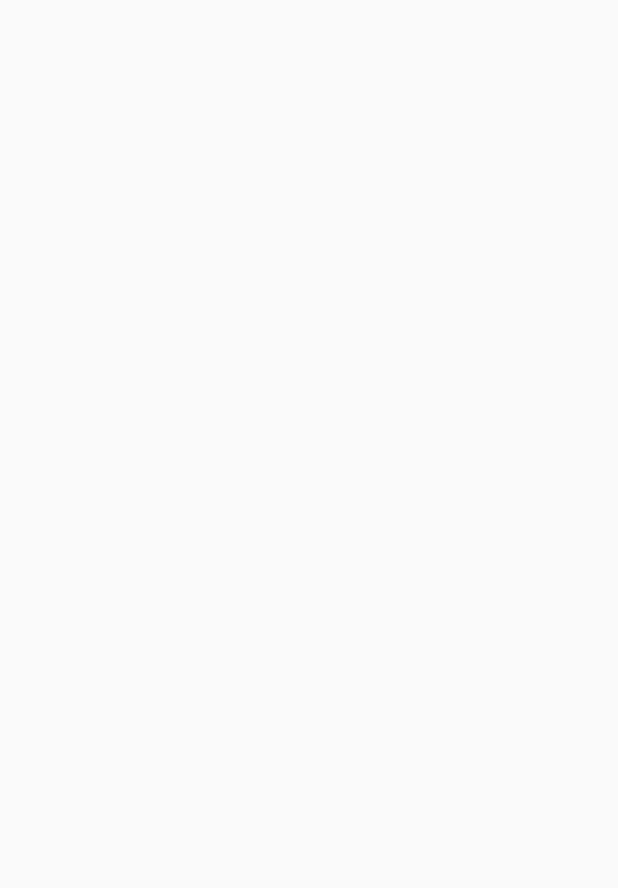
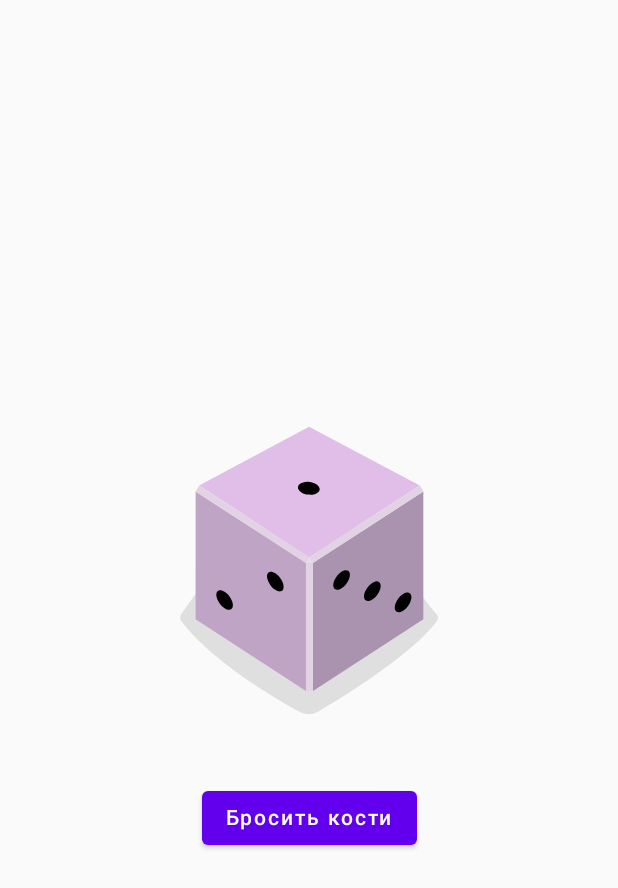
Before and after one commit to postal398/DiceRollerApp, an Android app built with Jetpack Compose: the screen it shows after launch (MainActivity), on a phone screen of 412 x 824 dp. Before the commit the part shown is empty. Shown: the top 888 px of the screen. Run offline under Robolectric (Android 15) with nearby library versions, the phone set to English and light mode, and no system bars.

Commit message:
app complete

```diff
--- a/app/src/main/java/com/example/dice_roller/MainActivity.kt
+++ b/app/src/main/java/com/example/dice_roller/MainActivity.kt
@@ -2,15 +2,19 @@ package com.example.dice_roller
 import android.os.Bundle
 import androidx.activity.ComponentActivity
 import androidx.activity.compose.setContent
-import androidx.compose.foundation.layout.fillMaxSize
-import androidx.compose.foundation.layout.wrapContentSize
+import androidx.compose.foundation.Image
+import androidx.compose.foundation.layout.*
+import androidx.compose.material.Button
 import androidx.compose.material.MaterialTheme
 import androidx.compose.material.Surface
 import androidx.compose.material.Text
-import androidx.compose.runtime.Composable
+import androidx.compose.runtime.*
 import androidx.compose.ui.Alignment
 import androidx.compose.ui.Modifier
+import androidx.compose.ui.res.painterResource
+import androidx.compose.ui.res.stringResource
 import androidx.compose.ui.tooling.preview.Preview
+import androidx.compose.ui.unit.dp
 import com.example.dice_roller.ui.theme.DiceRollerTheme
 
 class MainActivity : ComponentActivity() {
@@ -19,10 +23,7 @@ class MainActivity : ComponentActivity() {
         setContent {
             DiceRollerTheme {
                 // A surface container using the 'background' color from the theme
-                DiceWithButtonAndImage(modifier = Modifier
-                    .fillMaxSize()
-                    .wrapContentSize(Alignment.Center)
-                )
+                DiceRollerApp()
         }
     }
 }
@@ -30,11 +31,33 @@ class MainActivity : ComponentActivity() {
     @Preview
     @Composable
     fun DiceRollerApp() {
-    DiceWithButtonAndImage()
+        DiceWithButtonAndImage(modifier = Modifier
+            .fillMaxSize()
+            .wrapContentSize(Alignment.Center))
     }
 
     @Composable
     fun DiceWithButtonAndImage(modifier: Modifier = Modifier) {
-    print("hey")}
+        var result by remember { mutableStateOf(1) }
+        val imageResource = when (result) {
+            1 -> R.drawable.dice_1
+            2 -> R.drawable.dice_2
+            3 -> R.drawable.dice_3
+            4 -> R.drawable.dice_4
+            5 -> R.drawable.dice_5
+            else -> R.drawable.dice_6
+        }
+        Column(
+            modifier = modifier,
+            horizontalAlignment = Alignment.CenterHorizontally
+        ) {
+            Image(painter = painterResource(imageResource), contentDescription = result.toString())
+            Spacer(modifier = Modifier.height(16.dp))
+            Button(onClick = { result = (1..6).random() }) {
+                Text(stringResource(R.string.roll))
+        }
+    }//Column end
+
 
     }
+}
--- /dev/null
+++ b/app/src/main/res/drawable/dice_1.xml
@@ -0,0 +1,66 @@
+<!--
+  ~ Copyright 2022, The Android Open Source Project
+  ~
+  ~ Licensed under the Apache License, Version 2.0 (the "License");
+  ~ you may not use this file except in compliance with the License.
+  ~ You may obtain a copy of the License at
+  ~
+  ~     http://www.apache.org/licenses/LICENSE-2.0
+  ~
+  ~ Unless required by applicable law or agreed to in writing, software
+  ~ distributed under the License is distributed on an "AS IS" BASIS,
+  ~ WITHOUT WARRANTIES OR CONDITIONS OF ANY KIND, either express or implied.
+  ~ See the License for the specific language governing permissions and
+  ~ limitations under the License.
+  -->
+
+<vector xmlns:android="http://schemas.android.com/apk/res/android"
+    android:width="200dp"
+    android:height="250dp"
+    android:viewportWidth="800"
+    android:viewportHeight="1000">
+    <path
+        android:fillAlpha="0.5"
+        android:fillColor="#C5C4C4"
+        android:pathData="M740.8,635.42c-68.27,90.47 -249.77,201.76 -316,240.63a50.7,50.7 0,0 1,-49.93 0.81c-64.19,-35 -234.09,-133.88 -315.65,-242a14.69,14.69 0,0 1,-0.12 -17.49c77.58,-106.29 159.67,-258.89 341.06,-258.89 182,0 242.19,139.08 340.27,258.88A14.62,14.62 0,0 1,740.8 635.42Z"
+        android:strokeAlpha="0.5" />
+    <path
+        android:fillColor="#AA93AE"
+        android:pathData="M704.9,630l-294.29,191.06l0,-340.85l294.29,-191.06l0,340.85z" />
+    <path
+        android:fillColor="#C0A4C5"
+        android:pathData="M97.59,630l294.29,191.06l0,-340.85l-294.29,-191.06l0,340.85z" />
+    <path
+        android:fillColor="#E1BEE7"
+        android:pathData="M400.14,464.73l-293.19,-191.45l293.19,-156.31l295.39,156.31l-295.39,191.45z" />
+    <path
+        android:fillColor="#E2D3E4"
+        android:pathData="M106.95,273.28l-9.36,15.87l294.29,191.06l8.26,-15.48l-293.19,-191.45z" />
+    <path
+        android:fillColor="#E2D3E4"
+        android:pathData="M695.53,273.28l9.37,15.87l-294.29,191.06l-10.47,-15.48l295.39,-191.45z" />
+    <path
+        android:fillColor="#E2D3E4"
+        android:pathData="M391.88,480.21h18.73v340.85h-18.73z" />
+    <path
+        android:fillColor="#E7DCE8"
+        android:pathData="M400.14,464.73l-8.26,15.48l18.73,0l-10.47,-15.48z" />
+    <path
+        android:fillColor="#000000"
+        android:pathData="M397.45,297.62a16.9,28.71 97.07,1 0,4.16 -33.54a16.9,28.71 97.07,1 0,-4.16 33.54z" />
+    <path
+        android:fillColor="#000000"
+        android:pathData="M297.17,539.02a30.12,16.11 53.82,1 0,26.01 -19.02a30.12,16.11 53.82,1 0,-26.01 19.02z" />
+    <path
+        android:fillColor="#000000"
+        android:pathData="M161.96,588.24a30.12,16.11 53.82,1 0,26.01 -19.02a30.12,16.11 53.82,1 0,-26.01 19.02z" />
+    <path
+        android:fillColor="#000000"
+        android:pathData="M551.15,579.45a30.12,16.11 126.18,1 0,35.56 -48.62a30.12,16.11 126.18,1 0,-35.56 48.62z" />
+    <path
+        android:fillColor="#000000"
+        android:pathData="M469.12,549.58a30.12,16.11 126.18,1 0,35.56 -48.62a30.12,16.11 126.18,1 0,-35.56 48.62z" />
+    <path
+        android:fillColor="#000000"
+        android:pathData="M633.17,609.29a30.12,16.11 126.18,1 0,35.56 -48.62a30.12,16.11 126.18,1 0,-35.56 48.62z" />
+</vector>
--- /dev/null
+++ b/app/src/main/res/drawable/dice_2.xml
@@ -0,0 +1,66 @@
+<!--
+  ~ Copyright 2022, The Android Open Source Project
+  ~
+  ~ Licensed under the Apache License, Version 2.0 (the "License");
+  ~ you may not use this file except in compliance with the License.
+  ~ You may obtain a copy of the License at
+  ~
+  ~     http://www.apache.org/licenses/LICENSE-2.0
+  ~
+  ~ Unless required by applicable law or agreed to in writing, software
+  ~ distributed under the License is distributed on an "AS IS" BASIS,
+  ~ WITHOUT WARRANTIES OR CONDITIONS OF ANY KIND, either express or implied.
+  ~ See the License for the specific language governing permissions and
+  ~ limitations under the License.
+  -->
+
+<vector xmlns:android="http://schemas.android.com/apk/res/android"
+    android:width="200dp"
+    android:height="250dp"
+    android:viewportWidth="800"
+    android:viewportHeight="1000">
+    <path
+        android:fillAlpha="0.5"
+        android:fillColor="#C5C4C4"
+        android:pathData="M740.8,635.42c-68.27,90.47 -249.77,201.76 -316,240.63a50.7,50.7 0,0 1,-49.93 0.81c-64.19,-35 -234.09,-133.88 -315.65,-242a14.69,14.69 0,0 1,-0.12 -17.49c77.58,-106.29 159.67,-258.89 341.06,-258.89 182,0 242.19,139.08 340.27,258.88A14.62,14.62 0,0 1,740.8 635.42Z"
+        android:strokeAlpha="0.5" />
+    <path
+        android:fillColor="#AA93AE"
+        android:pathData="M704.9,630l-294.29,191.06l0,-340.85l294.29,-191.06l0,340.85z" />
+    <path
+        android:fillColor="#C0A4C5"
+        android:pathData="M97.59,630l294.29,191.06l0,-340.85l-294.29,-191.06l0,340.85z" />
+    <path
+        android:fillColor="#E1BEE7"
+        android:pathData="M400.14,464.73l-293.19,-191.45l293.19,-156.31l295.39,156.31l-295.39,191.45z" />
+    <path
+        android:fillColor="#E2D3E4"
+        android:pathData="M106.95,273.28l-9.36,15.87l294.29,191.06l8.26,-15.48l-293.19,-191.45z" />
+    <path
+        android:fillColor="#E2D3E4"
+        android:pathData="M695.53,273.28l9.37,15.87l-294.29,191.06l-10.47,-15.48l295.39,-191.45z" />
+    <path
+        android:fillColor="#E2D3E4"
+        android:pathData="M391.88,480.21h18.73v340.85h-18.73z" />
+    <path
+        android:fillColor="#E7DCE8"
+        android:pathData="M400.14,464.73l-8.26,15.48l18.73,0l-10.47,-15.48z" />
+    <path
+        android:fillColor="#000000"
+        android:pathData="M520.85,303.25a16.9,28.71 97.07,1 0,4.16 -33.54a16.9,28.71 97.07,1 0,-4.16 33.54z" />
+    <path
+        android:fillColor="#000000"
+        android:pathData="M273.33,291.99a16.9,28.71 97.07,1 0,4.16 -33.54a16.9,28.71 97.07,1 0,-4.16 33.54z" />
+    <path
+        android:fillColor="#000000"
+        android:pathData="M229.56,563.64a30.12,16.11 53.82,1 0,26.01 -19.02a30.12,16.11 53.82,1 0,-26.01 19.02z" />
+    <path
+        android:fillColor="#000000"
+        android:pathData="M311.58,533.77a30.12,16.11 53.82,1 0,26.01 -19.02a30.12,16.11 53.82,1 0,-26.01 19.02z" />
+    <path
+        android:fillColor="#000000"
+        android:pathData="M147.54,593.49a30.12,16.11 53.82,1 0,26.01 -19.02a30.12,16.11 53.82,1 0,-26.01 19.02z" />
+    <path
+        android:fillColor="#000000"
+        android:pathData="M551.15,579.45a30.12,16.11 126.18,1 0,35.56 -48.62a30.12,16.11 126.18,1 0,-35.56 48.62z" />
+</vector>
--- /dev/null
+++ b/app/src/main/res/drawable/dice_3.xml
@@ -0,0 +1,66 @@
+<!--
+  ~ Copyright 2022, The Android Open Source Project
+  ~
+  ~ Licensed under the Apache License, Version 2.0 (the "License");
+  ~ you may not use this file except in compliance with the License.
+  ~ You may obtain a copy of the License at
+  ~
+  ~     http://www.apache.org/licenses/LICENSE-2.0
+  ~
+  ~ Unless required by applicable law or agreed to in writing, software
+  ~ distributed under the License is distributed on an "AS IS" BASIS,
+  ~ WITHOUT WARRANTIES OR CONDITIONS OF ANY KIND, either express or implied.
+  ~ See the License for the specific language governing permissions and
+  ~ limitations under the License.
+  -->
+
+<vector xmlns:android="http://schemas.android.com/apk/res/android"
+    android:width="200dp"
+    android:height="250dp"
+    android:viewportWidth="800"
+    android:viewportHeight="1000">
+    <path
+        android:fillAlpha="0.5"
+        android:fillColor="#C5C4C4"
+        android:pathData="M740.8,635.42c-68.27,90.47 -249.77,201.76 -316,240.63a50.7,50.7 0,0 1,-49.93 0.81c-64.19,-35 -234.09,-133.88 -315.65,-242a14.69,14.69 0,0 1,-0.12 -17.49c77.58,-106.29 159.67,-258.89 341.06,-258.89 182,0 242.19,139.08 340.27,258.88A14.62,14.62 0,0 1,740.8 635.42Z"
+        android:strokeAlpha="0.5" />
+    <path
+        android:fillColor="#AA93AE"
+        android:pathData="M704.9,630l-294.29,191.06l0,-340.85l294.29,-191.06l0,340.85z" />
+    <path
+        android:fillColor="#C0A4C5"
+        android:pathData="M97.59,630l294.29,191.06l0,-340.85l-294.29,-191.06l0,340.85z" />
+    <path
+        android:fillColor="#E1BEE7"
+        android:pathData="M400.14,464.73l-293.19,-191.45l293.19,-156.31l295.39,156.31l-295.39,191.45z" />
+    <path
+        android:fillColor="#E2D3E4"
+        android:pathData="M106.95,273.28l-9.36,15.87l294.29,191.06l8.26,-15.48l-293.19,-191.45z" />
+    <path
+        android:fillColor="#E2D3E4"
+        android:pathData="M695.53,273.28l9.37,15.87l-294.29,191.06l-10.47,-15.48l295.39,-191.45z" />
+    <path
+        android:fillColor="#E2D3E4"
+        android:pathData="M391.88,480.21h18.73v340.85h-18.73z" />
+    <path
+        android:fillColor="#E7DCE8"
+        android:pathData="M400.14,464.73l-8.26,15.48l18.73,0l-10.47,-15.48z" />
+    <path
+        android:fillColor="#000000"
+        android:pathData="M398.11,297.62a16.9,28.71 97.07,1 0,4.16 -33.54a16.9,28.71 97.07,1 0,-4.16 33.54z" />
+    <path
+        android:fillColor="#000000"
+        android:pathData="M548.27,304.46a16.9,28.71 97.07,1 0,4.16 -33.54a16.9,28.71 97.07,1 0,-4.16 33.54z" />
+    <path
+        android:fillColor="#000000"
+        android:pathData="M247.95,290.79a16.9,28.71 97.07,1 0,4.16 -33.54a16.9,28.71 97.07,1 0,-4.16 33.54z" />
+    <path
+        android:fillColor="#000000"
+        android:pathData="M229.56,563.64a30.12,16.11 53.82,1 0,26.01 -19.02a30.12,16.11 53.82,1 0,-26.01 19.02z" />
+    <path
+        android:fillColor="#000000"
+        android:pathData="M483.54,554.83a30.12,16.11 126.18,1 0,35.56 -48.62a30.12,16.11 126.18,1 0,-35.56 48.62z" />
+    <path
+        android:fillColor="#000000"
+        android:pathData="M618.75,604.04a30.12,16.11 126.18,1 0,35.56 -48.62a30.12,16.11 126.18,1 0,-35.56 48.62z" />
+</vector>
--- /dev/null
+++ b/app/src/main/res/drawable/dice_4.xml
@@ -0,0 +1,69 @@
+<!--
+  ~ Copyright 2022, The Android Open Source Project
+  ~
+  ~ Licensed under the Apache License, Version 2.0 (the "License");
+  ~ you may not use this file except in compliance with the License.
+  ~ You may obtain a copy of the License at
+  ~
+  ~     http://www.apache.org/licenses/LICENSE-2.0
+  ~
+  ~ Unless required by applicable law or agreed to in writing, software
+  ~ distributed under the License is distributed on an "AS IS" BASIS,
+  ~ WITHOUT WARRANTIES OR CONDITIONS OF ANY KIND, either express or implied.
+  ~ See the License for the specific language governing permissions and
+  ~ limitations under the License.
+  -->
+
+<vector xmlns:android="http://schemas.android.com/apk/res/android"
+    android:width="200dp"
+    android:height="250dp"
+    android:viewportWidth="800"
+    android:viewportHeight="1000">
+    <path
+        android:fillAlpha="0.5"
+        android:fillColor="#C5C4C4"
+        android:pathData="M740.8,635.42c-68.27,90.47 -249.77,201.76 -316,240.63a50.7,50.7 0,0 1,-49.93 0.81c-64.19,-35 -234.09,-133.88 -315.65,-242a14.69,14.69 0,0 1,-0.12 -17.49c77.58,-106.29 159.67,-258.89 341.06,-258.89 182,0 242.19,139.08 340.27,258.88A14.62,14.62 0,0 1,740.8 635.42Z"
+        android:strokeAlpha="0.5" />
+    <path
+        android:fillColor="#AA93AE"
+        android:pathData="M704.9,630l-294.29,191.06l0,-340.85l294.29,-191.06l0,340.85z" />
+    <path
+        android:fillColor="#C0A4C5"
+        android:pathData="M97.59,630l294.29,191.06l0,-340.85l-294.29,-191.06l0,340.85z" />
+    <path
+        android:fillColor="#E1BEE7"
+        android:pathData="M400.14,464.73l-293.19,-191.45l293.19,-156.31l295.39,156.31l-295.39,191.45z" />
+    <path
+        android:fillColor="#E2D3E4"
+        android:pathData="M106.95,273.28l-9.36,15.87l294.29,191.06l8.26,-15.48l-293.19,-191.45z" />
+    <path
+        android:fillColor="#E2D3E4"
+        android:pathData="M695.53,273.28l9.37,15.87l-294.29,191.06l-10.47,-15.48l295.39,-191.45z" />
+    <path
+        android:fillColor="#E2D3E4"
+        android:pathData="M391.88,480.21h18.73v340.85h-18.73z" />
+    <path
+        android:fillColor="#E7DCE8"
+        android:pathData="M400.14,464.73l-8.26,15.48l18.73,0l-10.47,-15.48z" />
+    <path
+        android:fillColor="#000000"
+        android:pathData="M530.08,303.65a16.9,28.71 97.07,1 0,4.16 -33.54a16.9,28.71 97.07,1 0,-4.16 33.54z" />
+    <path
+        android:fillColor="#000000"
+        android:pathData="M389.68,218.17a16.9,28.71 97.07,1 0,4.16 -33.54a16.9,28.71 97.07,1 0,-4.16 33.54z" />
+    <path
+        android:fillColor="#000000"
+        android:pathData="M405.35,377.09a16.9,28.71 97.07,1 0,4.16 -33.54a16.9,28.71 97.07,1 0,-4.16 33.54z" />
+    <path
+        android:fillColor="#000000"
+        android:pathData="M264.95,291.6a16.9,28.71 97.07,1 0,4.16 -33.54a16.9,28.71 97.07,1 0,-4.16 33.54z" />
+    <path
+        android:fillColor="#000000"
+        android:pathData="M297.17,541.59a30.12,16.11 53.82,1 0,26.01 -19.02a30.12,16.11 53.82,1 0,-26.01 19.02z" />
+    <path
+        android:fillColor="#000000"
+        android:pathData="M161.96,590.81a30.12,16.11 53.82,1 0,26.01 -19.02a30.12,16.11 53.82,1 0,-26.01 19.02z" />
+    <path
+        android:fillColor="#000000"
+        android:pathData="M551.15,579.45a30.12,16.11 126.18,1 0,35.56 -48.62a30.12,16.11 126.18,1 0,-35.56 48.62z" />
+</vector>
--- /dev/null
+++ b/app/src/main/res/drawable/dice_5.xml
@@ -0,0 +1,75 @@
+<!--
+  ~ Copyright 2022, The Android Open Source Project
+  ~
+  ~ Licensed under the Apache License, Version 2.0 (the "License");
+  ~ you may not use this file except in compliance with the License.
+  ~ You may obtain a copy of the License at
+  ~
+  ~     http://www.apache.org/licenses/LICENSE-2.0
+  ~
+  ~ Unless required by applicable law or agreed to in writing, software
+  ~ distributed under the License is distributed on an "AS IS" BASIS,
+  ~ WITHOUT WARRANTIES OR CONDITIONS OF ANY KIND, either express or implied.
+  ~ See the License for the specific language governing permissions and
+  ~ limitations under the License.
+  -->
+
+<vector xmlns:android="http://schemas.android.com/apk/res/android"
+    android:width="200dp"
+    android:height="250dp"
+    android:viewportWidth="800"
+    android:viewportHeight="1000">
+    <path
+        android:fillAlpha="0.5"
+        android:fillColor="#C5C4C4"
+        android:pathData="M740.8,635.42c-68.27,90.47 -249.77,201.76 -316,240.63a50.7,50.7 0,0 1,-49.93 0.81c-64.19,-35 -234.09,-133.88 -315.65,-242a14.69,14.69 0,0 1,-0.12 -17.49c77.58,-106.29 159.67,-258.89 341.06,-258.89 182,0 242.19,139.08 340.27,258.88A14.62,14.62 0,0 1,740.8 635.42Z"
+        android:strokeAlpha="0.5" />
+    <path
+        android:fillColor="#AA93AE"
+        android:pathData="M704.9,630l-294.29,191.06l0,-340.85l294.29,-191.06l0,340.85z" />
+    <path
+        android:fillColor="#C0A4C5"
+        android:pathData="M97.59,630l294.29,191.06l0,-340.85l-294.29,-191.06l0,340.85z" />
+    <path
+        android:fillColor="#E1BEE7"
+        android:pathData="M400.14,464.73l-293.19,-191.45l293.19,-156.31l295.39,156.31l-295.39,191.45z" />
+    <path
+        android:fillColor="#E2D3E4"
+        android:pathData="M106.95,273.28l-9.36,15.87l294.29,191.06l8.26,-15.48l-293.19,-191.45z" />
+    <path
+        android:fillColor="#E2D3E4"
+        android:pathData="M695.53,273.28l9.37,15.87l-294.29,191.06l-10.47,-15.48l295.39,-191.45z" />
+    <path
+        android:fillColor="#E2D3E4"
+        android:pathData="M391.88,480.21h18.73v340.85h-18.73z" />
+    <path
+        android:fillColor="#E7DCE8"
+        android:pathData="M400.14,464.73l-8.26,15.48l18.73,0l-10.47,-15.48z" />
+    <path
+        android:fillColor="#000000"
+        android:pathData="M397.05,297.63a16.9,28.71 97.07,1 0,4.16 -33.54a16.9,28.71 97.07,1 0,-4.16 33.54z" />
+    <path
+        android:fillColor="#000000"
+        android:pathData="M547.21,304.45a16.9,28.71 97.07,1 0,4.16 -33.54a16.9,28.71 97.07,1 0,-4.16 33.54z" />
+    <path
+        android:fillColor="#000000"
+        android:pathData="M388.17,207.62a16.9,28.71 97.07,1 0,4.16 -33.54a16.9,28.71 97.07,1 0,-4.16 33.54z" />
+    <path
+        android:fillColor="#000000"
+        android:pathData="M405.93,387.62a16.9,28.71 97.07,1 0,4.16 -33.54a16.9,28.71 97.07,1 0,-4.16 33.54z" />
+    <path
+        android:fillColor="#000000"
+        android:pathData="M246.89,290.79a16.9,28.71 97.07,1 0,4.16 -33.54a16.9,28.71 97.07,1 0,-4.16 33.54z" />
+    <path
+        android:fillColor="#000000"
+        android:pathData="M229.56,563.64a30.12,16.11 53.82,1 0,26.01 -19.02a30.12,16.11 53.82,1 0,-26.01 19.02z" />
+    <path
+        android:fillColor="#000000"
+        android:pathData="M551.15,579.45a30.12,16.11 126.18,1 0,35.56 -48.62a30.12,16.11 126.18,1 0,-35.56 48.62z" />
+    <path
+        android:fillColor="#000000"
+        android:pathData="M469.12,549.58a30.12,16.11 126.18,1 0,35.56 -48.62a30.12,16.11 126.18,1 0,-35.56 48.62z" />
+    <path
+        android:fillColor="#000000"
+        android:pathData="M633.17,609.29a30.12,16.11 126.18,1 0,35.56 -48.62a30.12,16.11 126.18,1 0,-35.56 48.62z" />
+</vector>
--- /dev/null
+++ b/app/src/main/res/drawable/dice_6.xml
@@ -0,0 +1,81 @@
+<!--
+  ~ Copyright 2022, The Android Open Source Project
+  ~
+  ~ Licensed under the Apache License, Version 2.0 (the "License");
+  ~ you may not use this file except in compliance with the License.
+  ~ You may obtain a copy of the License at
+  ~
+  ~     http://www.apache.org/licenses/LICENSE-2.0
+  ~
+  ~ Unless required by applicable law or agreed to in writing, software
+  ~ distributed under the License is distributed on an "AS IS" BASIS,
+  ~ WITHOUT WARRANTIES OR CONDITIONS OF ANY KIND, either express or implied.
+  ~ See the License for the specific language governing permissions and
+  ~ limitations under the License.
+  -->
+
+<vector xmlns:android="http://schemas.android.com/apk/res/android"
+    android:width="200dp"
+    android:height="250dp"
+    android:viewportWidth="800"
+    android:viewportHeight="1000">
+    <path
+        android:fillAlpha="0.5"
+        android:fillColor="#C5C4C4"
+        android:pathData="M740.8,635.42c-68.27,90.47 -249.77,201.76 -316,240.63a50.7,50.7 0,0 1,-49.93 0.81c-64.19,-35 -234.09,-133.88 -315.65,-242a14.69,14.69 0,0 1,-0.12 -17.49c77.58,-106.29 159.67,-258.89 341.06,-258.89 182,0 242.19,139.08 340.27,258.88A14.62,14.62 0,0 1,740.8 635.42Z"
+        android:strokeAlpha="0.5" />
+    <path
+        android:fillColor="#AA93AE"
+        android:pathData="M704.9,630l-294.29,191.06l0,-340.85l294.29,-191.06l0,340.85z" />
+    <path
+        android:fillColor="#C0A4C5"
+        android:pathData="M97.59,630l294.29,191.06l0,-340.85l-294.29,-191.06l0,340.85z" />
+    <path
+        android:fillColor="#E1BEE7"
+        android:pathData="M400.14,464.73l-293.19,-191.45l293.19,-156.31l295.39,156.31l-295.39,191.45z" />
+    <path
+        android:fillColor="#E2D3E4"
+        android:pathData="M106.95,273.28l-9.36,15.87l294.29,191.06l8.26,-15.48l-293.19,-191.45z" />
+    <path
+        android:fillColor="#E2D3E4"
+        android:pathData="M695.53,273.28l9.37,15.87l-294.29,191.06l-10.47,-15.48l295.39,-191.45z" />
+    <path
+        android:fillColor="#E2D3E4"
+        android:pathData="M391.88,480.21h18.73v340.85h-18.73z" />
+    <path
+        android:fillColor="#E7DCE8"
+        android:pathData="M400.14,464.73l-8.26,15.48l18.73,0l-10.47,-15.48z" />
+    <path
+        android:fillColor="#000000"
+        android:pathData="M326.53,254.89a16.9,28.71 97.07,1 0,4.16 -33.54a16.9,28.71 97.07,1 0,-4.16 33.54z" />
+    <path
+        android:fillColor="#000000"
+        android:pathData="M537.57,298.78a16.9,28.71 97.07,1 0,4.16 -33.54a16.9,28.71 97.07,1 0,-4.16 33.54z" />
+    <path
+        android:fillColor="#000000"
+        android:pathData="M397.17,213.3a16.9,28.71 97.07,1 0,4.16 -33.54a16.9,28.71 97.07,1 0,-4.16 33.54z" />
+    <path
+        android:fillColor="#000000"
+        android:pathData="M396.31,381.95a16.9,28.71 97.07,1 0,4.16 -33.54a16.9,28.71 97.07,1 0,-4.16 33.54z" />
+    <path
+        android:fillColor="#000000"
+        android:pathData="M255.91,296.47a16.9,28.71 97.07,1 0,4.16 -33.54a16.9,28.71 97.07,1 0,-4.16 33.54z" />
+    <path
+        android:fillColor="#000000"
+        android:pathData="M466.93,340.37a16.9,28.71 97.07,1 0,4.16 -33.54a16.9,28.71 97.07,1 0,-4.16 33.54z" />
+    <path
+        android:fillColor="#000000"
+        android:pathData="M230,563.64a30.12,16.11 53.82,1 0,26.01 -19.02a30.12,16.11 53.82,1 0,-26.01 19.02z" />
+    <path
+        android:fillColor="#000000"
+        android:pathData="M312.02,533.78a30.12,16.11 53.82,1 0,26.01 -19.02a30.12,16.11 53.82,1 0,-26.01 19.02z" />
+    <path
+        android:fillColor="#000000"
+        android:pathData="M147.96,593.48a30.12,16.11 53.82,1 0,26.01 -19.02a30.12,16.11 53.82,1 0,-26.01 19.02z" />
+    <path
+        android:fillColor="#000000"
+        android:pathData="M483.54,554.83a30.12,16.11 126.18,1 0,35.56 -48.62a30.12,16.11 126.18,1 0,-35.56 48.62z" />
+    <path
+        android:fillColor="#000000"
+        android:pathData="M618.75,604.04a30.12,16.11 126.18,1 0,35.56 -48.62a30.12,16.11 126.18,1 0,-35.56 48.62z" />
+</vector>
--- a/app/src/main/res/values/strings.xml
+++ b/app/src/main/res/values/strings.xml
@@ -1,3 +1,4 @@
 <resources>
     <string name="app_name">Dice-Roller</string>
+    <string name="roll">Бросить кости</string>
 </resources>
```
Lines whose indentation alone changed are shown as unchanged.
